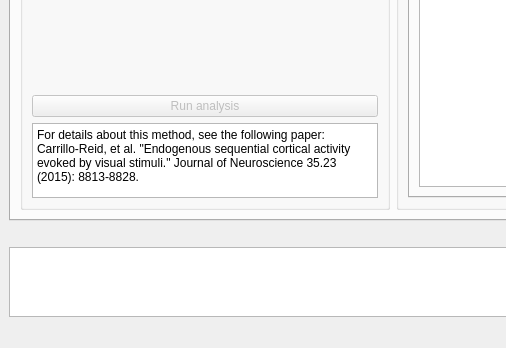
This is gui/MainWindow.ui in rivelco/ENCORE as Qt 5 draws it before an edit; both pictures show x 0 to 506 and y 453 to 801 of the 1188 by 801 pixel window. The edited form follows.
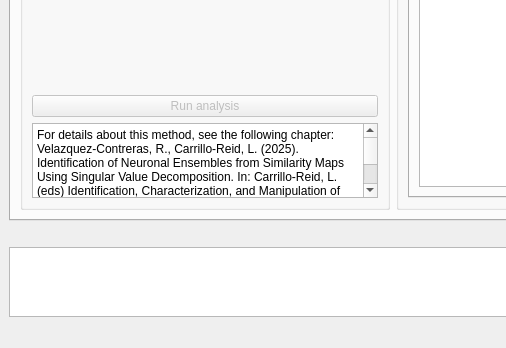
This is the edited form. The open tabs and pages were chosen to show the change. Custom widgets are drawn as their Qt base class.

Commit message: Updated reference for SVD

Diff of the .ui file:
```diff
--- a/gui/MainWindow.ui
+++ b/gui/MainWindow.ui
@@ -1572,8 +1572,8 @@
                  <bool>true</bool>
                 </property>
                 <property name="plainText">
-                 <string>For details about this method, see the following paper:
-Carrillo-Reid, et al. &quot;Endogenous sequential cortical activity evoked by visual stimuli.&quot; Journal of Neuroscience 35.23 (2015): 8813-8828.</string>
+                 <string>For details about this method, see the following chapter:
+Velazquez-Contreras, R., Carrillo-Reid, L. (2025). Identification of Neuronal Ensembles from Similarity Maps Using Singular Value Decomposition. In: Carrillo-Reid, L. (eds) Identification, Characterization, and Manipulation of Neuronal Ensembles. Neuromethods, vol 215. Humana, New York, NY. https://doi.org/10.1007/978-1-0716-4208-5_5</string>
                 </property>
                </widget>
               </item>
```
